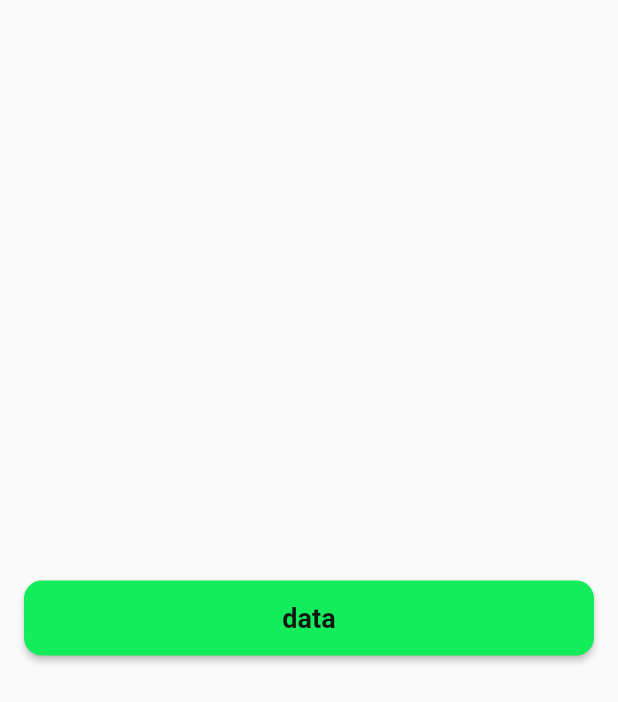
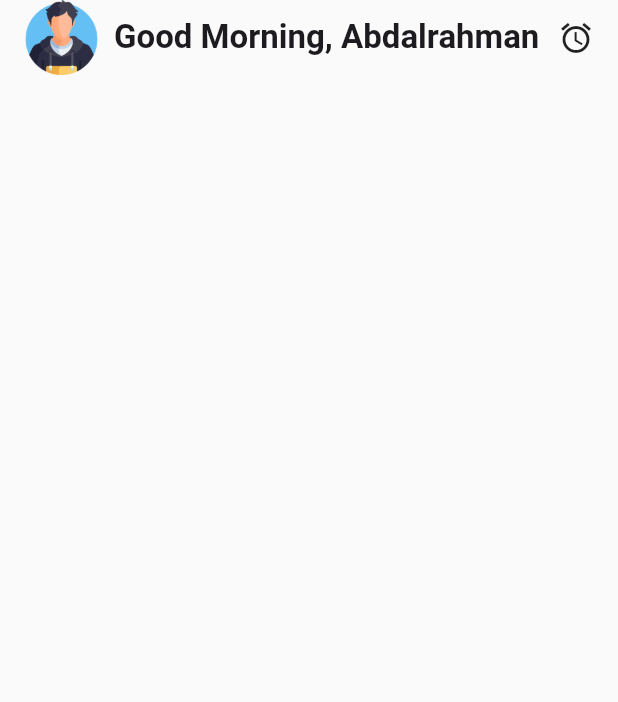
Before and after one commit to MohamedGamil13/FitU, a Flutter app: the HomeView screen opened by its route, on a phone screen of 412 x 824 dp. Shown: the top 702 px of the screen. Run offline on Flutter 3.47's test engine with Material 3 defaults, Android fonts, the light colour scheme and no system bars; our stand-ins replace bloc, firebase_auth, firebase_core, flutter_bloc, flutter_dotenv, get_it and 4 more; accounts and stored records are empty.

Commit message:
add homeview and appbar

```diff
--- a/lib/core/config/themes/text_style.dart
+++ b/lib/core/config/themes/text_style.dart
@@ -31,9 +31,13 @@ class AppTextStyles {
     fontWeight: FontWeight.w400,
     color: AppColors.seconderyText,
   );
-  static const TextStyle lexendsemuBoldButton16 = TextStyle(
+  static const TextStyle lexendsemiBoldButton16 = TextStyle(
     fontSize: 16,
     fontWeight: FontWeight.w400,
+  );
+  static const TextStyle lexendsemiBoldButton22 = TextStyle(
+    fontSize: 22,
+    fontWeight: FontWeight.bold,
   );
 
   const AppTextStyles._();
--- a/lib/core/constants/images_path.dart
+++ b/lib/core/constants/images_path.dart
@@ -11,5 +11,6 @@ class AppImages {
   static const String registerImage = 'assets/images/register.png';
   static const String googleIcon = 'assets/images/GoogleIcon.png';
   static const String faceBookIcon = 'assets/images/FaceBookLogo.png';
+  static const String userPlaceHolder = 'assets/images/user place holder.png';
   const AppImages._();
 }
--- a/lib/features/Auth/presentation/views/widgets/custom_text_row.dart
+++ b/lib/features/Auth/presentation/views/widgets/custom_text_row.dart
@@ -23,7 +23,7 @@ class CustomTextRow extends StatelessWidget {
         // SizedBox(width: 6),
         TextButton(
           onPressed: action,
-          child: Text(clkText, style: AppTextStyles.lexendsemuBoldButton16),
+          child: Text(clkText, style: AppTextStyles.lexendsemiBoldButton16),
         ),
       ],
     );
--- a/lib/features/home/presentation/views/home_view.dart
+++ b/lib/features/home/presentation/views/home_view.dart
@@ -1,31 +1,11 @@
-import 'package:fitu/core/config/themes/Theme_cubit/theme_cubit.dart';
-import 'package:fitu/core/config/themes/extension/theme_extension.dart';
+import 'package:fitu/features/home/presentation/views/widgets/home_view_body.dart';
 import 'package:flutter/material.dart';
-import 'package:flutter_bloc/flutter_bloc.dart';
 
 class HomeView extends StatelessWidget {
   const HomeView({super.key});
 
   @override
   Widget build(BuildContext context) {
-    return Scaffold(
-      body: Center(
-        child: Column(
-          mainAxisAlignment: .center,
-          children: [
-            ElevatedButton(
-              onPressed: () {
-                if (context.isdarkMode) {
-                  context.read<ThemeCubit>().updateTheme(ThemeMode.light);
-                } else {
-                  context.read<ThemeCubit>().updateTheme(ThemeMode.dark);
-                }
-              },
-              child: const Text('data'),
-            ),
-          ],
-        ),
-      ),
-    );
+    return Scaffold(body: HomeViewBody());
   }
 }
--- /dev/null
+++ b/lib/features/home/presentation/views/widgets/home_view_app_bar.dart
@@ -0,0 +1,29 @@
+import 'package:fitu/core/config/themes/text_style.dart';
+import 'package:fitu/core/constants/images_path.dart';
+import 'package:flutter/material.dart';
+
+class HomeViewAppBar extends StatelessWidget {
+  const HomeViewAppBar({super.key});
+
+  @override
+  Widget build(BuildContext context) {
+    return SafeArea(
+      child: Padding(
+        padding: const EdgeInsets.symmetric(horizontal: 16),
+        child: Row(
+          // mainAxisAlignment: .spaceBetween,
+          children: [
+            Image.asset(AppImages.userPlaceHolder, height: 50),
+            SizedBox(width: 10),
+            Text(
+              'Good Morning, Abdalrahman',
+              style: AppTextStyles.lexendsemiBoldButton22,
+            ),
+            const Expanded(child: SizedBox()),
+            const Icon(Icons.access_alarm),
+          ],
+        ),
+      ),
+    );
+  }
+}
--- /dev/null
+++ b/lib/features/home/presentation/views/widgets/home_view_body.dart
@@ -0,0 +1,12 @@
+import 'package:fitu/features/home/presentation/views/widgets/home_view_app_bar.dart';
+import 'package:fitu/features/home/presentation/views/widgets/home_view_body_section.dart';
+import 'package:flutter/material.dart';
+
+class HomeViewBody extends StatelessWidget {
+  const HomeViewBody({super.key});
+
+  @override
+  Widget build(BuildContext context) {
+    return const Column(children: [HomeViewAppBar(), HomeViewBodySection()]);
+  }
+}
```
Also changed, not shown: lib/features/Auth/presentation/views/widgets/sign_up_textfields.dart (+8 -1 lines), lib/features/Auth/presentation/views/widgets/sign_up_view_body.dart (+6 -5 lines), lib/features/home/presentation/views/widgets/home_view_body_section.dart (added, +10 -0 lines), assets/images/user place holder.png (added).
